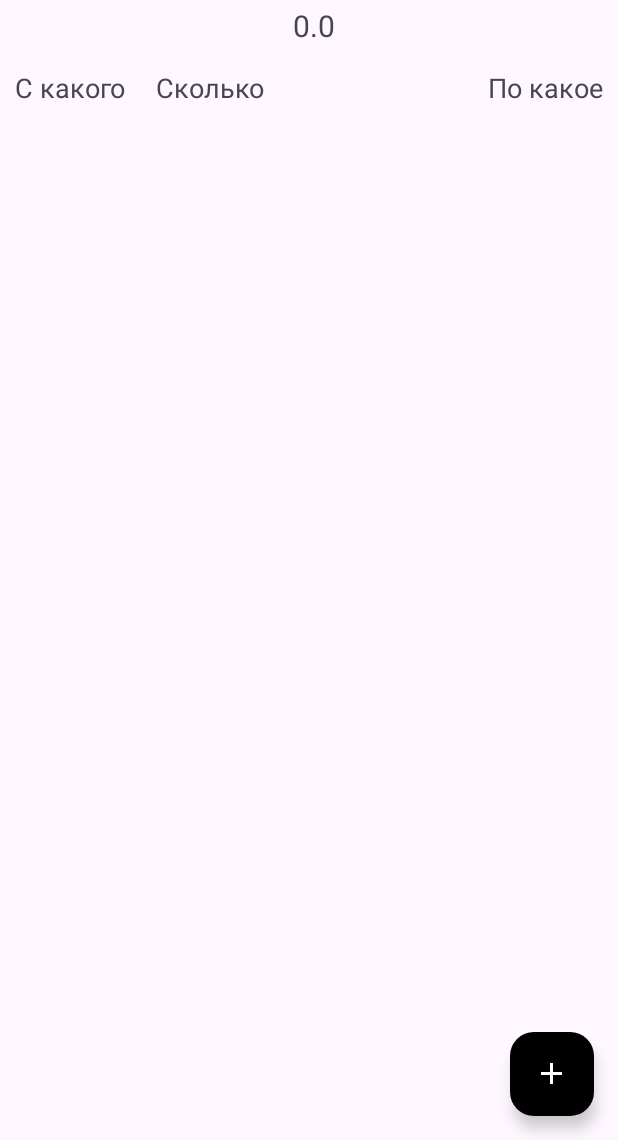
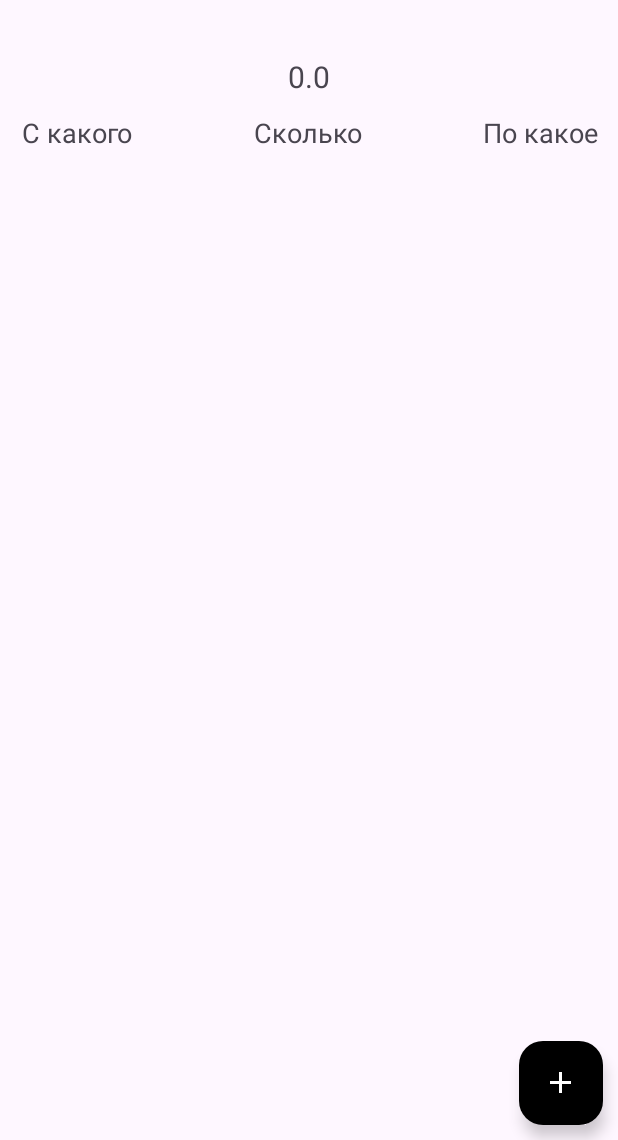
Before and after one commit to myfenix92/MoneyDebtor, an Android app: the DetailActivity screen opened directly, with no data from a screen before it, on a phone screen of 412 x 824 dp, the part 96-1236 px from its top. Run offline under Robolectric (Android 15) with nearby library versions, the phone set to English and light mode, and no system bars; 3 statements that could not run were skipped.

Commit message:
add color for summa, checked toggle btn

```diff
--- a/app/src/main/java/com/hfad/moneydebtor/MainActivity.java
+++ b/app/src/main/java/com/hfad/moneydebtor/MainActivity.java
@@ -2,6 +2,7 @@ package com.hfad.moneydebtor;
 
 import androidx.appcompat.app.AppCompatActivity;
 import androidx.appcompat.widget.Toolbar;
+import androidx.core.content.ContextCompat;
 import androidx.recyclerview.widget.LinearLayoutManager;
 import androidx.recyclerview.widget.RecyclerView;
 
@@ -42,7 +43,6 @@ public class MainActivity extends AppCompatActivity {
                 startActivity(intent);
             }
         };
-
         recyclerViewUsers = findViewById(R.id.recycler_users_list);
         LinearLayoutManager linearLayoutManager = new LinearLayoutManager(this,
                 LinearLayoutManager.VERTICAL, false);
--- a/app/src/main/java/com/hfad/moneydebtor/UsersDataset.java
+++ b/app/src/main/java/com/hfad/moneydebtor/UsersDataset.java
@@ -28,6 +28,9 @@ public class UsersDataset {
     }
 
     public double getAll_summa() {
+        if (all_summa < 0) {
+            return all_summa * -1;
+        }
         return all_summa;
     }
 
--- a/app/src/main/res/layout/activity_detail.xml
+++ b/app/src/main/res/layout/activity_detail.xml
@@ -16,12 +16,13 @@
         android:layout_marginTop="?attr/actionBarSize"
         android:layout_gravity="center_horizontal"
         android:gravity="center"
-        android:orientation="horizontal">
+        android:orientation="vertical">
         <TextView
             android:id="@+id/user_name_detail"
             android:layout_width="wrap_content"
             android:layout_height="wrap_content"
             android:textSize="20sp"
+            android:maxLength="50"
             android:padding="3dp" />
         <TextView
             android:id="@+id/user_all_summa"
@@ -34,13 +35,15 @@
     <LinearLayout
         android:layout_width="match_parent"
         android:layout_height="wrap_content"
-        android:layout_marginTop="100dp"
+        android:layout_marginTop="130dp"
         android:orientation="horizontal">
         <TextView
-            android:layout_width="wrap_content"
+            android:layout_width="0dp"
             android:layout_height="wrap_content"
             android:layout_marginBottom="5dp"
             android:text="С какого"
+            android:layout_weight="1"
+            android:textAlignment="center"
             android:padding="10dp"
             android:textSize="18sp" />
 
@@ -48,13 +51,16 @@
             android:layout_width="0dp"
             android:layout_height="wrap_content"
             android:text="Сколько"
-            android:layout_weight="1"
+            android:textAlignment="center"
+            android:layout_weight="2"
             android:padding="10dp"
             android:textSize="18sp" />
         <TextView
-            android:layout_width="wrap_content"
+            android:layout_width="0dp"
             android:layout_height="wrap_content"
             android:text="По какое"
+            android:textAlignment="center"
+            android:layout_weight="1"
             android:padding="10dp"
             android:textSize="18sp" />
     </LinearLayout>
@@ -63,7 +69,8 @@
         android:id="@+id/recycler_user_list"
         android:layout_width="match_parent"
         android:layout_height="match_parent"
-        android:layout_marginTop="135dp"
+        android:layout_marginTop="165dp"
+        android:layout_marginBottom="70dp"
         android:orientation="vertical"
         app:layoutManager="androidx.recyclerview.widget.LinearLayoutManager" />
 
@@ -71,7 +78,7 @@
         android:id="@+id/add_new_user_fab"
         android:layout_width="wrap_content"
         android:layout_height="wrap_content"
-        android:layout_margin="16dp"
+        android:layout_margin="10dp"
         android:layout_gravity="end|bottom"
         android:onClick="addNewUser"
         app:tint="@color/white"
--- a/app/src/main/res/values/colors.xml
+++ b/app/src/main/res/values/colors.xml
@@ -3,4 +3,6 @@
     <color name="black">#FF000000</color>
     <color name="white">#FFFFFFFF</color>
     <color name="lightred">#D88D8D</color>
+    <color name="take">#45FF0000</color>
+    <color name="give">#4558AC45</color>
 </resources>
--- a/app/src/main/res/xml/data_extraction_rules.xml
+++ b/app/src/main/res/xml/data_extraction_rules.xml
@@ -5,10 +5,7 @@
 -->
 <data-extraction-rules>
     <cloud-backup>
-        <!-- TODO: Use <include> and <exclude> to control what is backed up.
-        <include .../>
-        <exclude .../>
-        -->
+        <!-- TODO: подсчет общей суммы при добавлении новой записи-->
     </cloud-backup>
     <!--
     <device-transfer>
```
Also changed, not shown: app/src/main/java/com/hfad/moneydebtor/DetailActivity.java (+5 -2 lines), app/src/main/java/com/hfad/moneydebtor/EditActivity.java (+33 -12 lines), app/src/main/java/com/hfad/moneydebtor/UsersDetailAdapter.java (+7 -1 lines), app/src/main/java/com/hfad/moneydebtor/UsersDetailDataset.java (+21 -4 lines), app/src/main/res/layout/activity_edit.xml (+15 -13 lines), app/src/main/res/layout/user_detail_list.xml (+4 -3 lines).
